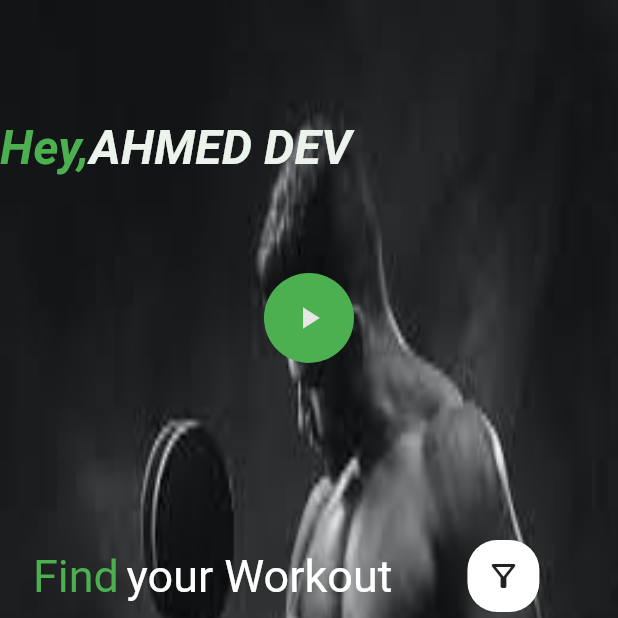
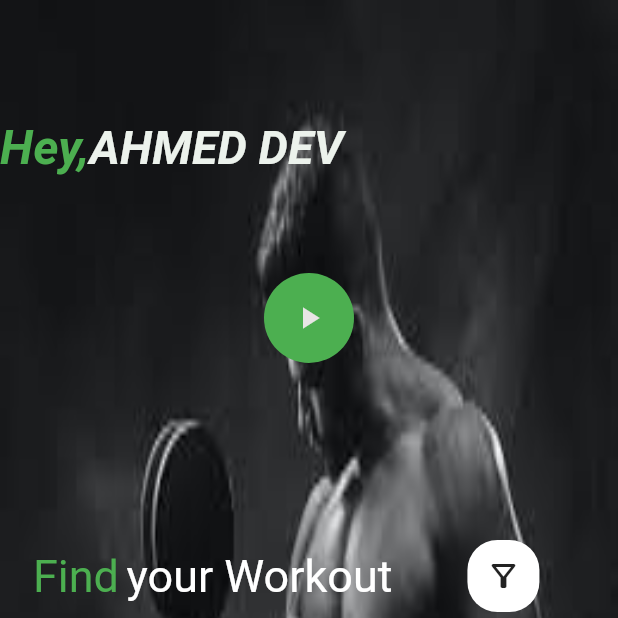
Before and after one commit to A7mad-ab03/FirstRepo1, a Flutter app: the screen it shows after launch, on a phone screen of 412 x 824 dp, the top half of it. Run offline on Flutter 3.47's test engine with Material 2 defaults, Android fonts, the light colour scheme and no system bars.

Commit message:
Updet File Home page

```diff
--- a/lib/HomePage.dart
+++ b/lib/HomePage.dart
@@ -74,7 +74,7 @@ class _HomePageState extends State<HomePage> {
                   "AHMED DEV",
                   style: TextStyle(
                       fontStyle: FontStyle.italic,
-                      fontSize: 32,
+                      fontSize: 31,
                       color: Color.fromARGB(255, 236, 242, 236),
                       fontWeight: FontWeight.bold),
                 ),
```
